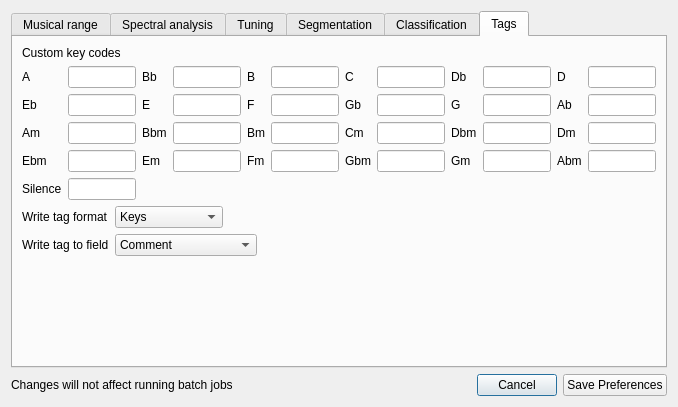
Qt form prefsdialog.ui (ibsh/is_KeyFinder) before a commit.
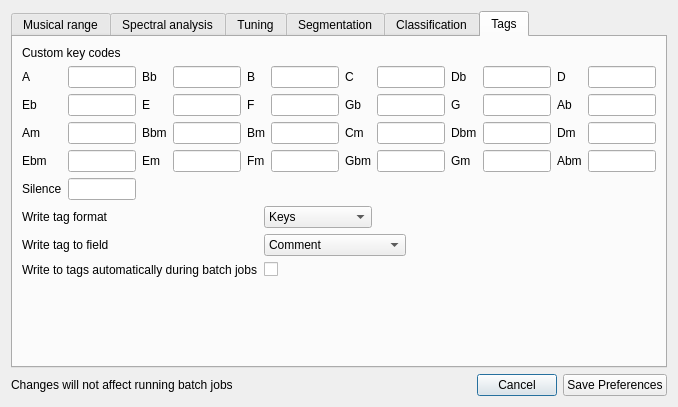
The same form after that commit. The open tabs and pages were chosen to show the change.

Commit message: Added option to write to tags automatically

What changed in the file:
```diff
--- a/prefsdialog.ui
+++ b/prefsdialog.ui
@@ -1615,6 +1615,16 @@
            </property>
           </widget>
          </item>
+         <item row="2" column="0">
+          <widget class="QLabel" name="lbl_writeTagsAutomatically">
+           <property name="text">
+            <string>Write to tags automatically during batch jobs</string>
+           </property>
+          </widget>
+         </item>
+         <item row="2" column="1">
+          <widget class="QCheckBox" name="writeTagsAutomatically"/>
+         </item>
         </layout>
        </item>
        <item>
```
The commit also changes 5 other files.
